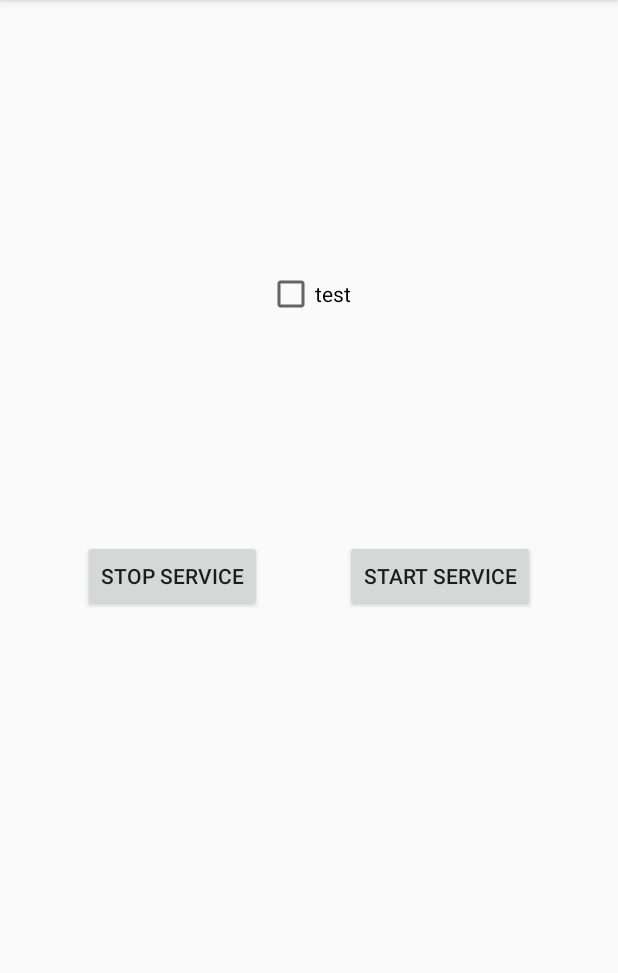
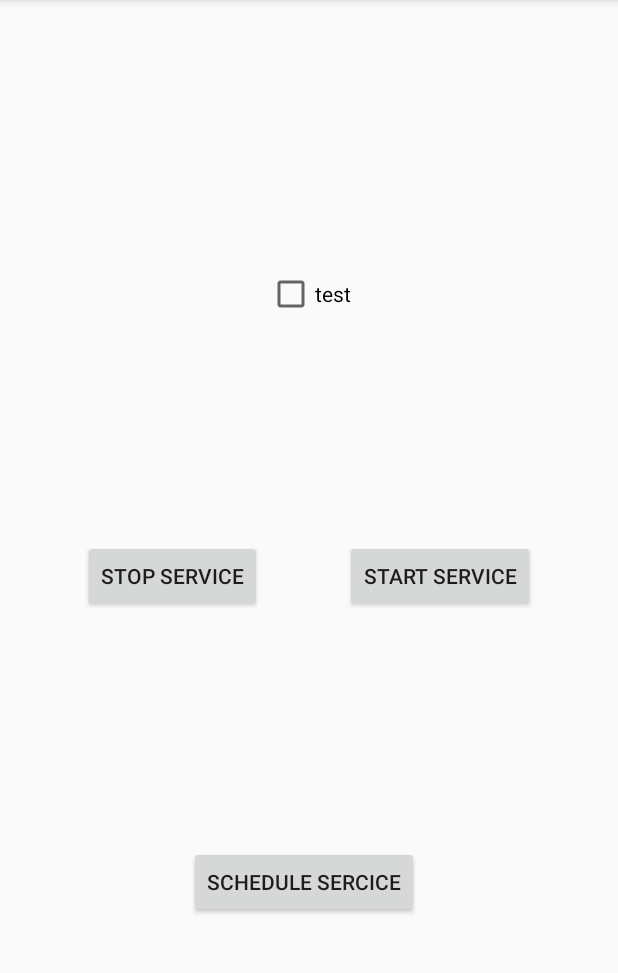
Before and after one commit to khalid-3lnagar/Service-BroadcastSample, an Android app: the screen it shows after launch (MainActivity), on a phone screen of 412 x 824 dp, the part 84-1057 px from its top. Run offline under Robolectric (Android 15) with nearby library versions, the phone set to English and light mode, and no system bars.

Commit message:
add JobScheduler Service and show Toast using coroutines if network is available

```diff
--- a/app/src/main/res/layout/activity_main.xml
+++ b/app/src/main/res/layout/activity_main.xml
@@ -38,4 +38,14 @@
         app:layout_constraintEnd_toEndOf="parent"
         app:layout_constraintStart_toStartOf="parent"
         app:layout_constraintTop_toTopOf="parent" />
+
+    <Button
+        android:id="@+id/btn_schedule_job"
+        android:layout_width="wrap_content"
+        android:layout_height="wrap_content"
+        android:text="schedule Sercice"
+        app:layout_constraintBottom_toBottomOf="parent"
+        app:layout_constraintEnd_toStartOf="@+id/btn_start_service"
+        app:layout_constraintStart_toEndOf="@+id/btn_stop_service"
+        app:layout_constraintTop_toBottomOf="@+id/btn_start_service" />
 </androidx.constraintlayout.widget.ConstraintLayout>
--- a/build.gradle
+++ b/build.gradle
@@ -8,7 +8,7 @@ buildscript {
 
     }
     dependencies {
-        classpath 'com.android.tools.build:gradle:3.5.1'
+        classpath 'com.android.tools.build:gradle:3.5.2'
         classpath "org.jetbrains.kotlin:kotlin-gradle-plugin:$kotlin_version"
         // NOTE: Do not place your application dependencies here; they belong
         // in the individual module build.gradle files
```
Also changed, not shown: app/src/main/AndroidManifest.xml (+7 -0 lines), app/src/main/java/khalid/elnagar/servicesample/MainActivity.kt (+20 -0 lines), app/src/main/java/khalid/elnagar/servicesample/StartedService.kt (+12 -28 lines), app/src/main/java/khalid/elnagar/servicesample/TestJobService.kt (added, +35 -0 lines), app/src/main/java/khalid/elnagar/servicesample/engine.kt (added, +29 -0 lines).
